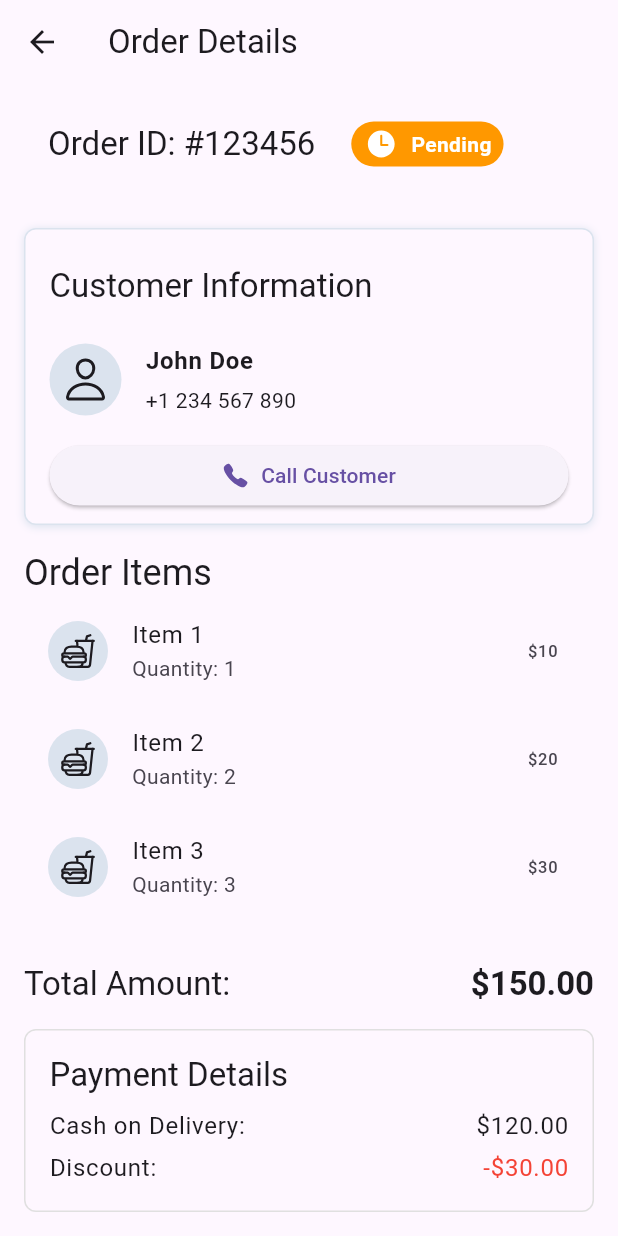
After one commit to asnakeassefa/Dispatcher, a Flutter app: the OrderDetailPage screen opened directly, on a phone screen of 412 x 824 dp. The commit adds this screen. Run offline on Flutter 3.47's test engine with Material 3 defaults, Android fonts, the phone set to English and light mode, and no system bars; our stand-ins replace get_it, google_fonts, injectable, ionicons; statements that could not run were skipped.

Commit message:
feat: complete the order detail page

```diff
--- /dev/null
+++ b/lib/features/order/presentation/pages/order_detail_page.dart
@@ -0,0 +1,164 @@
+import 'package:flutter/material.dart';
+import 'package:ionicons/ionicons.dart';
+
+import '../../../../core/theme/app_theme.dart';
+import '../widgets/customer_card.dart';
+import '../widgets/status_card.dart';
+
+class OrderDetailPage extends StatefulWidget {
+  const OrderDetailPage({super.key});
+
+  @override
+  State<OrderDetailPage> createState() => _OrderDetailPageState();
+}
+
+class _OrderDetailPageState extends State<OrderDetailPage> {
+  @override
+  Widget build(BuildContext context) {
+    return Scaffold(
+      appBar: AppBar(
+        automaticallyImplyLeading: true,
+        title: const Text('Order Details'),
+      ),
+      body: SafeArea(
+        child: Padding(
+          padding: const EdgeInsets.symmetric(horizontal: 16),
+          child: Column(
+            children: [
+              // display order id
+              Container(
+                decoration: BoxDecoration(
+                  borderRadius: BorderRadius.circular(8),
+                  color: AppTheme.boxBackground,
+                ),
+                padding: const EdgeInsets.all(16),
+                width: MediaQuery.sizeOf(context).width,
+                height: 80,
+                child: Row(
+                  children: [
+                    Text(
+                      'Order ID: #123456',
+                      style: Theme.of(context).textTheme.titleLarge,
+                    ),
+                    const SizedBox(width: 24),
+                    StatusCard(
+                      isSelected: true,
+                      text: 'Pending',
+                      color: Colors.orange,
+                      icon: Ionicons.time,
+                    ),
+                  ],
+                ),
+              ),
+              const SizedBox(height: 16),
+
+              // customer information
+              CustomerCard(),
+              const SizedBox(height: 16),
+              // order items
+              Row(
+                mainAxisAlignment: MainAxisAlignment.start,
+                children: [
+                  Text(
+                    'Order Items',
+                    style: Theme.of(context).textTheme.headlineSmall,
+                  ),
+                ],
+              ),
+
+              Expanded(
+                child: ListView.builder(
+                  itemCount: 5,
+                  scrollDirection: Axis.vertical,
+                  itemBuilder: (context, index) {
+                    return ListTile(
+                      leading: CircleAvatar(
+                        backgroundColor: AppTheme.borderColor,
+                        child: Icon(
+                          Ionicons.fast_food_outline,
+                          color: Theme.of(context).colorScheme.onSurface,
+                        ),
+                      ),
+                      title: Text('Item ${index + 1}'),
+                      subtitle: Text('Quantity: ${index + 1}'),
+                      trailing: Text('\$${(index + 1) * 10}'),
+                    );
+                  },
+                ),
+              ),
+              // show total amount
+              const SizedBox(height: 16),
+              Row(
+                mainAxisAlignment: MainAxisAlignment.spaceBetween,
+                children: [
+                  Text(
+                    'Total Amount:',
+                    style: Theme.of(context).textTheme.titleLarge,
+                  ),
+                  Text(
+                    '\$150.00',
+                    style: Theme.of(context).textTheme.titleLarge?.copyWith(
+                      fontWeight: FontWeight.bold,
+                    ),
+                  ),
+                ],
+              ),
+              // discount information
+              const SizedBox(height: 16),
+              // add a card here that has light grey rounded border and have information in side the card
+              Container(
+                decoration: BoxDecoration(
+                  borderRadius: BorderRadius.circular(8),
+                  border: Border.all(color: Colors.grey.shade300),
+                ),
+                padding: const EdgeInsets.all(16),
+                width: MediaQuery.sizeOf(context).width,
+                child: Column(
+                  crossAxisAlignment: CrossAxisAlignment.start,
+                  children: [
+                    Text(
+                      'Payment Details',
+                      style: Theme.of(context).textTheme.titleLarge,
+                    ),
+                    const SizedBox(height: 8),
+                    // add two line here which has cash on Deliver and discount
+                    Row(
+                      mainAxisAlignment: MainAxisAlignment.spaceBetween,
+                      children: [
+                        Text(
+                          'Cash on Delivery:',
+                          style: Theme.of(context).textTheme.bodyLarge,
+                        ),
+                        Text(
+                          '\$120.00',
+                          style: Theme.of(context).textTheme.bodyLarge,
+                        ),
+                      ],
+                    ),
+                    const SizedBox(height: 4),
+                    Row(
+                      mainAxisAlignment: MainAxisAlignment.spaceBetween,
+                      children: [
+                        Text(
+                          'Discount:',
+                          style: Theme.of(context).textTheme.bodyLarge,
+                        ),
+                        Text(
+                          '-\$30.00',
+                          style: Theme.of(
+                            context,
+                          ).textTheme.bodyLarge?.copyWith(color: Colors.red),
+                        ),
+                      ],
+                    ),
+                  ],
+                ),
+              ),
+              const SizedBox(height: 16),
+            ],
+          ),
+        ),
+      ),
+    );
+  }
+}
--- a/lib/features/order/presentation/pages/order_page.dart
+++ b/lib/features/order/presentation/pages/order_page.dart
@@ -1,8 +1,7 @@
-import 'package:dispatcher/core/widgets/custom_button.dart';
+
 import 'package:flutter/material.dart';
 import 'package:ionicons/ionicons.dart';
 
-import '../../../../core/widgets/custom_button2.dart';
 import '../../../../core/widgets/custom_text_field.dart';
 import '../widgets/filter_button.dart';
 import '../widgets/order_card.dart';
--- /dev/null
+++ b/lib/features/order/presentation/widgets/customer_card.dart
@@ -0,0 +1,100 @@
+import 'package:dispatcher/core/theme/app_theme.dart';
+import 'package:dispatcher/core/widgets/custom_button.dart';
+import 'package:dispatcher/core/widgets/custom_button2.dart';
+import 'package:flutter/material.dart';
+import 'package:ionicons/ionicons.dart';
+
+class CustomerCard extends StatelessWidget {
+  const CustomerCard({super.key});
+
+  @override
+  Widget build(BuildContext context) {
+    return Container(
+      padding: const EdgeInsets.symmetric(horizontal: 16, vertical: 8),
+      decoration: BoxDecoration(
+        color: Theme.of(context).colorScheme.surface,
+        borderRadius: BorderRadius.circular(8),
+        border: Border.all(color: AppTheme.borderColor),
+        boxShadow: [
+          BoxShadow(
+            color: AppTheme.borderColor,
+            blurRadius: 4,
+            offset: const Offset(0, 1),
+          ),
+        ],
+      ),
+      child: Column(
+        crossAxisAlignment: CrossAxisAlignment.start,
+        children: [
+          const SizedBox(height: 16),
+          Row(
+            mainAxisAlignment: MainAxisAlignment.start,
+            children: [
+              Text(
+                'Customer Information',
+                style: Theme.of(context).textTheme.titleLarge,
+              ),
+            ],
+          ),
+          const SizedBox(height: 24),
+          Row(
+            mainAxisAlignment: MainAxisAlignment.start,
+            children: [
+              CircleAvatar(
+                radius: 24,
+                backgroundColor: AppTheme.borderColor,
+                child: Icon(
+                  Ionicons.person_outline,
+                  size: 32,
+                  color: Theme.of(context).colorScheme.onSurface,
+                ),
+              ),
+              const SizedBox(width: 16),
+              Column(
+                crossAxisAlignment: CrossAxisAlignment.start,
+                children: [
+                  Text(
+                    'John Doe',
+                    style: Theme.of(context).textTheme.bodyLarge?.copyWith(
+                      fontWeight: FontWeight.bold,
+                    ),
+                  ),
+                  const SizedBox(height: 4),
+                  Text(
+                    '+1 234 567 890',
+                    style: Theme.of(context).textTheme.bodyMedium,
+                  ),
+                ],
+              ),
+            ],
+          ),
+          const SizedBox(height: 16),
+          Center(
+            child: CustomButtonOut(
+              onPressed: () {},
+              content: Row(
+                mainAxisAlignment: MainAxisAlignment.center,
+                children: [
+                  Icon(
+                    Ionicons.call,
+                    color: Theme.of(context).colorScheme.primary,
+                  ),
+                  const SizedBox(width: 8),
+                  Text(
+                    "Call Customer",
+                    style: TextStyle(
+                      color: Theme.of(context).colorScheme.primary,
+                    ),
+                  ),
+                ],
+              ),
+              isLoading: false,
+              height: 48,
+              width: MediaQuery.sizeOf(context).width * .7,
+            ),
+          ),
+        ],
+      ),
+    );
+  }
+}
--- /dev/null
+++ b/lib/features/order/presentation/widgets/status_card.dart
@@ -0,0 +1,62 @@
+import 'package:flutter/material.dart';
+
+class StatusCard extends StatelessWidget {
+  final bool isSelected;
+  final String text;
+  final double? height;
+  final double? width;
+  final IconData? icon;
+  final Color? color;
+  const StatusCard({
+    super.key,
+    required this.isSelected,
+    required this.text,
+    this.icon,
+    this.color,
+    this.height,
+    this.width,
+  });
+
+  @override
+  Widget build(BuildContext context) {
+    return Container(
+      decoration: BoxDecoration(
+        color: color,
+        borderRadius: BorderRadius.circular(50),
+      ),
+      height: height?.toDouble() ?? 30,
+      padding: EdgeInsets.symmetric(horizontal: 8, vertical: 4),
+      child: Row(
+        mainAxisAlignment: MainAxisAlignment.center,
+        crossAxisAlignment: CrossAxisAlignment.center,
+        children: [
+          // icon
+          if (icon != null)
+            Icon(
+              icon,
+              color: isSelected
+                  ? Colors.white
+                  : Theme.of(context).textTheme.bodyMedium?.color,
+            ),
+          if (icon != null) const SizedBox(width: 8),
+          // text
+          Text(
+            text,
+            style: Theme.of(context).textTheme.bodyMedium?.copyWith(
+              color: isSelected
+                  ? Colors.white
+                  : Theme.of(context).textTheme.bodyMedium?.color,
+              fontWeight: isSelected ? FontWeight.bold : FontWeight.normal,
+            ),
+            // style: TextStyle(
+
+            //   color: isSelected
+            //       ? Colors.white
+            //       : Theme.of(context).textTheme.bodyMedium?.color,
+            // ),
+          ),
+        ],
+      ),
+    );
+  }
+}
```
